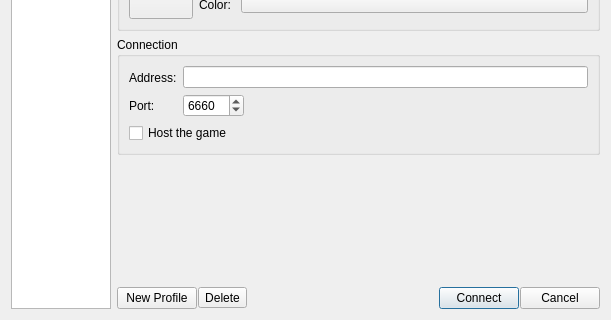
First picture: the form in src/network/selectconnectionprofiledialog.ui, repository Rolisteam/rolisteam, before the edit; both pictures show x 0 to 611 and y 236 to 556 of the 611 by 556 pixel window.
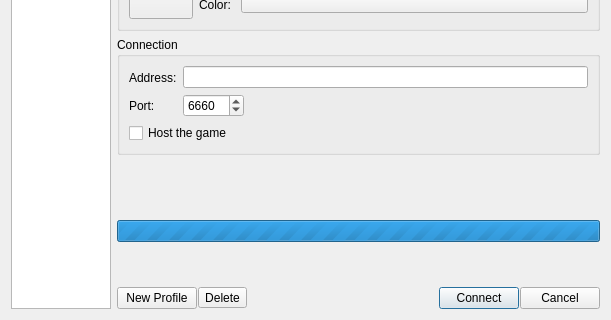
Second picture: the form after the edit. Icons and pictures are not drawn. Custom widgets are drawn as their Qt base class.

Commit message: -Show progress bar while connecting.

Diff of the .ui file:
```diff
--- a/src/network/selectconnectionprofiledialog.ui
+++ b/src/network/selectconnectionprofiledialog.ui
@@ -274,6 +274,19 @@
        </property>
       </widget>
      </item>
+     <item>
+      <widget class="QProgressBar" name="m_progressBar">
+       <property name="maximum">
+        <number>0</number>
+       </property>
+       <property name="value">
+        <number>-1</number>
+       </property>
+       <property name="textVisible">
+        <bool>false</bool>
+       </property>
+      </widget>
+     </item>
      <item>
       <spacer name="verticalSpacer_2">
        <property name="orientation">
```
The commit also changes 4 other files.
